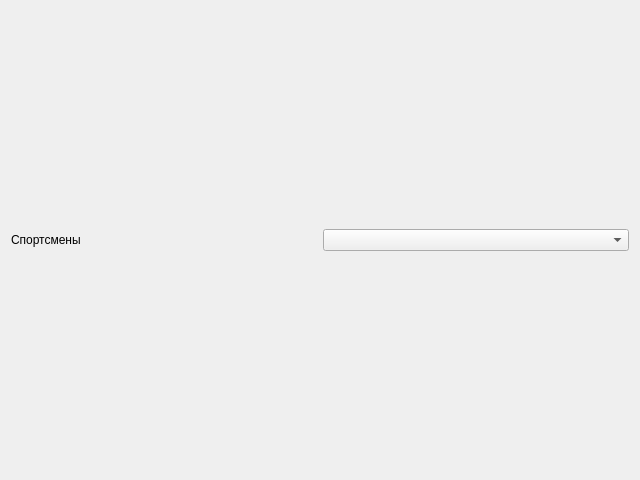
Old version of the form viewers/coachviewer.ui in the repository drWebber/CourseWork.
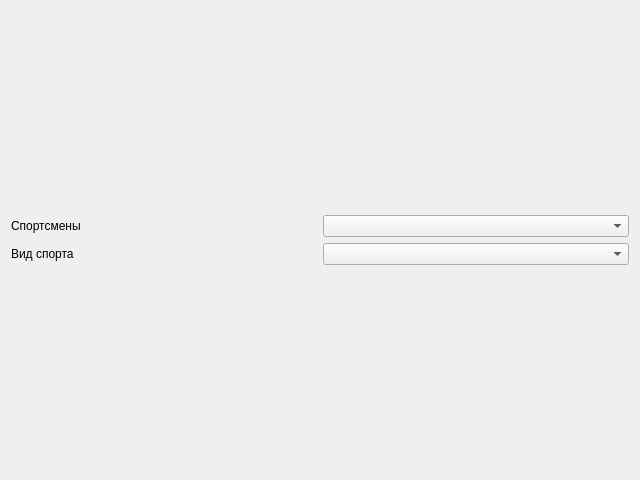
New version of the form.

Diff of the .ui file:
```diff
--- a/viewers/coachviewer.ui
+++ b/viewers/coachviewer.ui
@@ -26,6 +26,16 @@
        </property>
       </widget>
      </item>
+     <item row="1" column="0">
+      <widget class="QLabel" name="label_2">
+       <property name="text">
+        <string>Вид спорта</string>
+       </property>
+      </widget>
+     </item>
+     <item row="1" column="1">
+      <widget class="QComboBox" name="cmbSport"/>
+     </item>
     </layout>
    </item>
   </layout>
```
Left out of the diff: 2 changed lines with no effect on the pictures.
